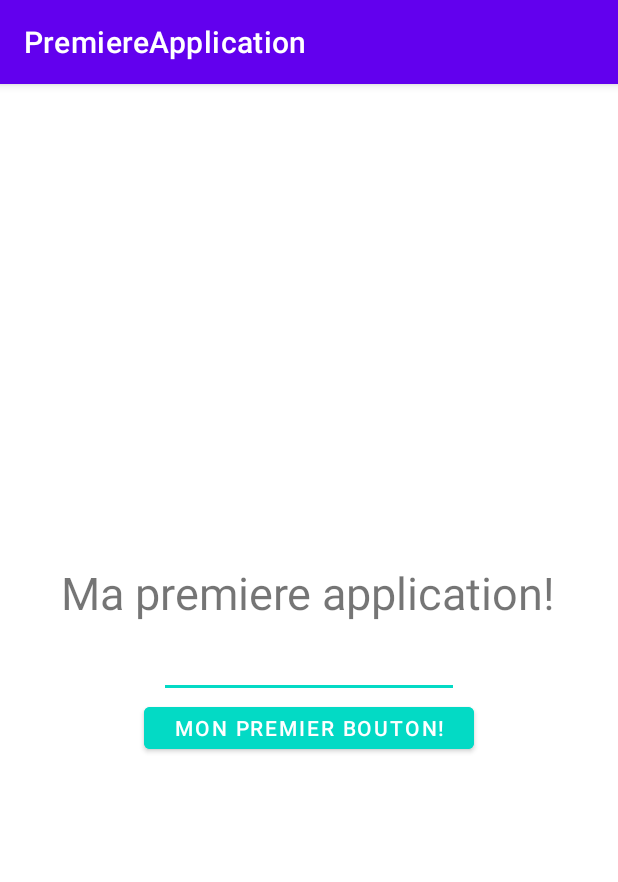
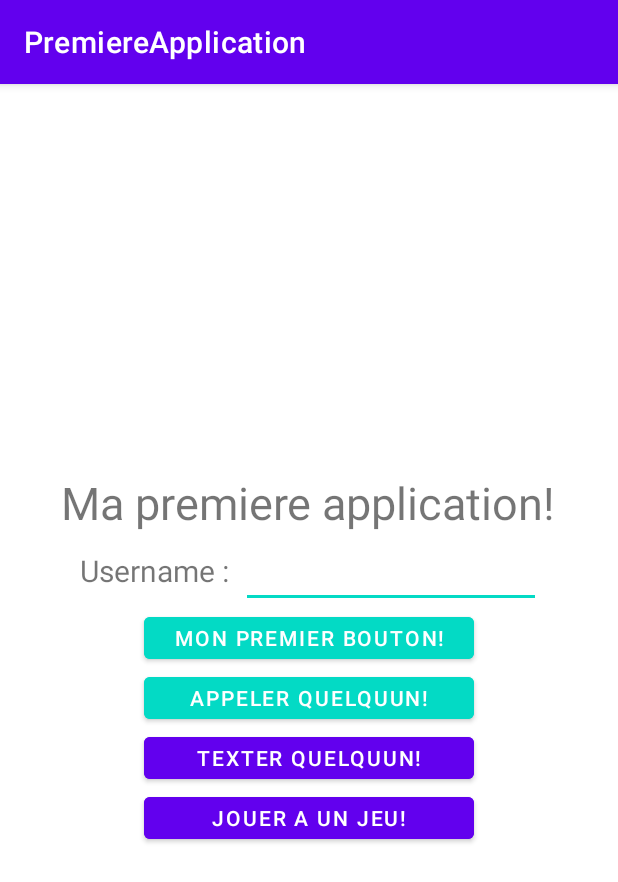
Before and after one commit to lagasse-mikael/ApplicationsMobiles, an Android app: the screen it shows after launch (MainActivity), on a phone screen of 412 x 824 dp. Shown: the top 882 px of the screen. Run offline under Robolectric (Android 15) with nearby library versions, the phone set to English and light mode, and no system bars.

Commit message:
Fin du deuxieme cours, Intents et fonctions statiques.

```diff
--- a/Semaine1/PremierProjet/app/src/main/AndroidManifest.xml
+++ b/Semaine1/PremierProjet/app/src/main/AndroidManifest.xml
@@ -10,6 +10,9 @@
         android:supportsRtl="true"
         android:theme="@style/Theme.PremiereApplication">
         <activity
+            android:name=".SecondActivity"
+            android:exported="false" />
+        <activity
             android:name=".MainActivity"
             android:exported="true">
             <intent-filter>
--- a/Semaine1/PremierProjet/app/src/main/java/ca/mikk/firstapp/MainActivity.kt
+++ b/Semaine1/PremierProjet/app/src/main/java/ca/mikk/firstapp/MainActivity.kt
@@ -1,5 +1,7 @@
 package ca.mikk.firstapp
 
+import android.content.Intent
+import android.net.Uri
 import androidx.appcompat.app.AppCompatActivity
 import android.os.Bundle
 import android.widget.Button
@@ -14,10 +16,30 @@ class MainActivity : AppCompatActivity() {
         setContentView(R.layout.activity_main)
 
         val firstButton = findViewById<Button>(R.id.buttonID)
+        val telephoneButton = findViewById<Button>(R.id.buttonTelephone)
+        val smsButton = findViewById<Button>(R.id.buttonSMS)
+        val activityButton = findViewById<Button>(R.id.buttonActivity)
 
         firstButton.setOnClickListener {
-            findViewById<TextView>(R.id.appHeader).text = findViewById<EditText>(R.id.inputField).text
+            findViewById<TextView>(R.id.appHeader).text = "Premier button actionne!"
             Toast.makeText(this,"header changer!",Toast.LENGTH_SHORT).show()
+        }
+
+        telephoneButton.setOnClickListener{
+            val phoneIntent = Intent(Intent.ACTION_DIAL,Uri.parse("tel:5147149939"))
+            startActivity(phoneIntent)
+        }
+
+        smsButton.setOnClickListener{
+            val smsIntent = Intent(Intent.ACTION_SENDTO,Uri.parse("smsto:5147149939"))
+            smsIntent.putExtra("sms_body","Hello World!")
+            startActivity(smsIntent)
+        }
+
+        activityButton.setOnClickListener{
+            val username = findViewById<TextView>(R.id.usernameField).text
+            val gameIntent = SecondActivity.newIntent(this,username.toString())
+            startActivity(gameIntent)
         }
     }
 
--- a/Semaine1/PremierProjet/app/src/main/res/layout/activity_main.xml
+++ b/Semaine1/PremierProjet/app/src/main/res/layout/activity_main.xml
@@ -20,11 +20,26 @@
         app:layout_constraintTop_toTopOf="parent"
         app:layout_constraintVertical_bias="0.193" />
 
-    <EditText
-        android:id="@+id/inputField"
-        android:layout_width="200sp"
+    <LinearLayout
+        android:layout_width="400sp"
         android:layout_height="50sp"
-        android:inputType="text"/>
+        android:orientation="horizontal"
+        android:gravity="center">
+
+        <TextView
+            android:layout_width="110sp"
+            android:layout_height="50sp"
+            android:textSize="20sp"
+            android:text="Username : "
+            android:gravity="center"/>
+
+        <EditText
+            android:id="@+id/usernameField"
+            android:layout_width="200sp"
+            android:layout_height="50sp"
+            android:inputType="text"/>
+
+    </LinearLayout>
 
     <Button
         android:id="@+id/buttonID"
@@ -33,4 +48,25 @@
         android:text="@string/switchTextButton"
         android:backgroundTint="@color/teal_200"/>
 
+    <Button
+        android:id="@+id/buttonTelephone"
+        android:layout_width="220sp"
+        android:layout_height="40sp"
+        android:text="@string/telTextButton"
+        android:backgroundTint="@color/teal_200"/>
+
+    <Button
+        android:id="@+id/buttonSMS"
+        android:layout_width="220sp"
+        android:layout_height="40sp"
+        android:text="@string/SMSButton"
+        android:backgroundTint="@color/purple_500"/>
+
+    <Button
+        android:id="@+id/buttonActivity"
+        android:layout_width="220sp"
+        android:layout_height="40sp"
+        android:text="@string/switchActivityText"
+        android:backgroundTint="@color/purple_500"/>
+
 </LinearLayout>
--- a/Semaine1/PremierProjet/app/src/main/res/values/strings.xml
+++ b/Semaine1/PremierProjet/app/src/main/res/values/strings.xml
@@ -2,4 +2,11 @@
     <string name="app_name">PremiereApplication</string>
     <string name="app_header">Ma premiere application!</string>
     <string name="switchTextButton">Mon premier bouton!</string>
+    <string name="telTextButton">Appeler quelquun!</string>
+    <string name="SMSButton">Texter quelquun!</string>
+    <string name="switchActivityText">Jouer a un jeu!</string>
+    <string name="greetingsTemplate">Bonjour </string>
+    <string name="goodAnswer">Bonne reponse!</string>
+    <string name="answerTooLow">Plus haut..</string>
+    <string name="answerTooHigh">Plus bas..</string>
 </resources>
```
Also changed, not shown: Semaine1/PremierProjet/app/src/main/java/ca/mikk/firstapp/SecondActivity.kt (added, +54 -0 lines), Semaine1/PremierProjet/app/src/main/res/layout/activity_second.xml (added, +33 -0 lines).
